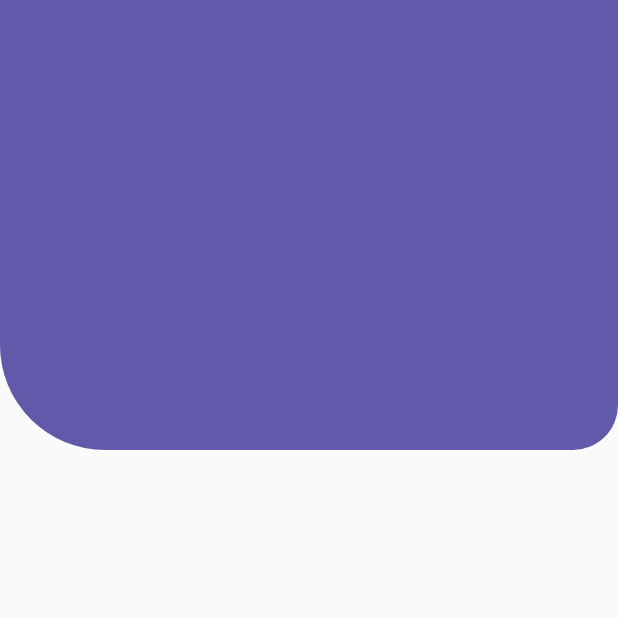
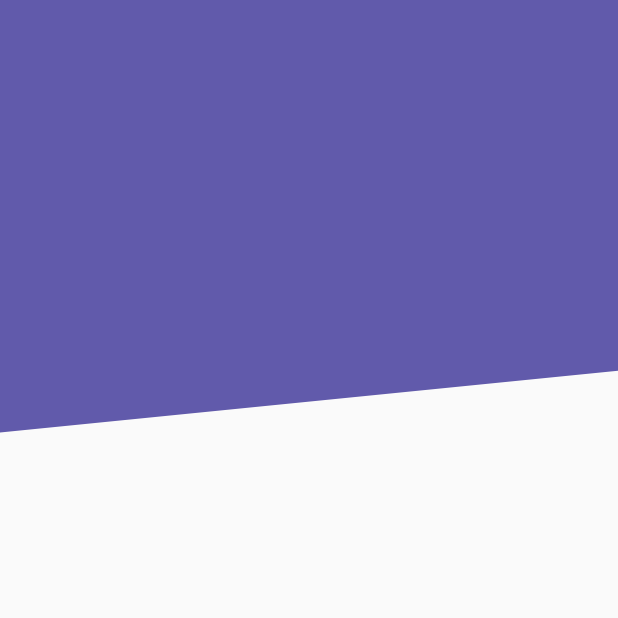
Before and after one commit to JhonZuluaga007/backgrounds_custom_painter, a Flutter app: the screen it shows after launch, on a phone screen of 412 x 824 dp, the top half of it. Run offline on Flutter 3.47's test engine with Material 2 defaults, Android fonts, the phone set to English and light mode, and no system bars.

Commit message:
the custom painter is structured to start drawing more complex containers

```diff
--- a/lib/src/pages/headers_page.dart
+++ b/lib/src/pages/headers_page.dart
@@ -8,7 +8,8 @@
   Widget build(BuildContext context) {
     return const Scaffold(
       //body: SquareHeaders(),
-      body: CircularHeaders(),
+      //body: CircularHeaders(),
+      body: DiagonalHeaders(),
     );
   }
 }
--- a/lib/src/widgets/headers.dart
+++ b/lib/src/widgets/headers.dart
@@ -27,3 +27,42 @@
     );
   }
 }
+
+class DiagonalHeaders extends StatelessWidget {
+  const DiagonalHeaders({Key? key}) : super(key: key);
+
+  @override
+  Widget build(BuildContext context) {
+    return SizedBox(
+      height: double.infinity,
+      width: double.infinity,
+      child: CustomPaint(
+        painter: _DiagonalHeadersPainter(),
+      ),
+    );
+  }
+}
+
+class _DiagonalHeadersPainter extends CustomPainter {
+  @override
+  void paint(Canvas canvas, Size size) {
+    final lapiz = Paint();
+    lapiz.color = const Color(0xff615AAB);
+    lapiz.style = PaintingStyle.fill;
+    lapiz.strokeWidth = 5;
+
+    final path = Path();
+
+    path.moveTo(0, size.height * 0.35);
+    path.lineTo(size.width, size.height * 0.30);
+    path.lineTo(size.width, 0);
+    path.lineTo(0, 0);
+
+    canvas.drawPath(path, lapiz);
+  }
+
+  @override
+  bool shouldRepaint(covariant CustomPainter oldDelegate) {
+    return true;
+  }
+}
```
